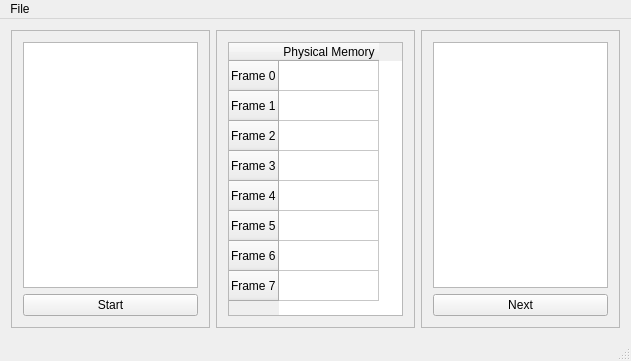
First picture: the form in memorymanager.ui, repository bhberson/QtMemoryManager, before the edit.
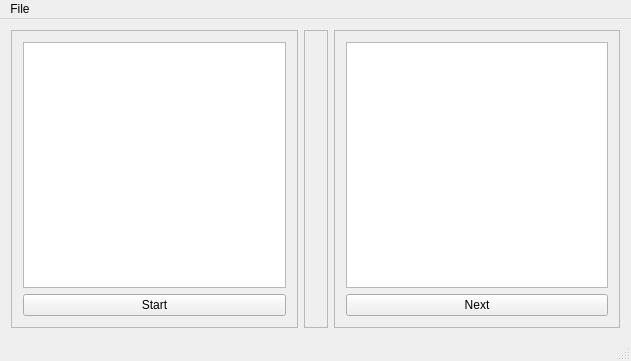
Second picture: the form after the edit.

Commit message: UI Change to Page Table

What changed in the file:
```diff
--- a/memorymanager.ui
+++ b/memorymanager.ui
@@ -47,53 +47,7 @@
       </property>
       <layout class="QVBoxLayout" name="verticalLayout_2">
        <item>
-        <widget class="QTableWidget" name="pageTableWidget">
-         <row>
-          <property name="text">
-           <string>Frame 0</string>
-          </property>
-         </row>
-         <row>
-          <property name="text">
-           <string>Frame 1</string>
-          </property>
-         </row>
-         <row>
-          <property name="text">
-           <string>Frame 2</string>
-          </property>
-         </row>
-         <row>
-          <property name="text">
-           <string>Frame 3</string>
-          </property>
-         </row>
-         <row>
-          <property name="text">
-           <string>Frame 4</string>
-          </property>
-         </row>
-         <row>
-          <property name="text">
-           <string>Frame 5</string>
-          </property>
-         </row>
-         <row>
-          <property name="text">
-           <string>Frame 6</string>
-          </property>
-         </row>
-         <row>
-          <property name="text">
-           <string>Frame 7</string>
-          </property>
-         </row>
-         <column>
-          <property name="text">
-           <string>Physical Memory</string>
-          </property>
-         </column>
-        </widget>
+        <layout class="QVBoxLayout" name="pageTableLayout"/>
        </item>
       </layout>
      </widget>
```
The commit also changes 1 other file.
